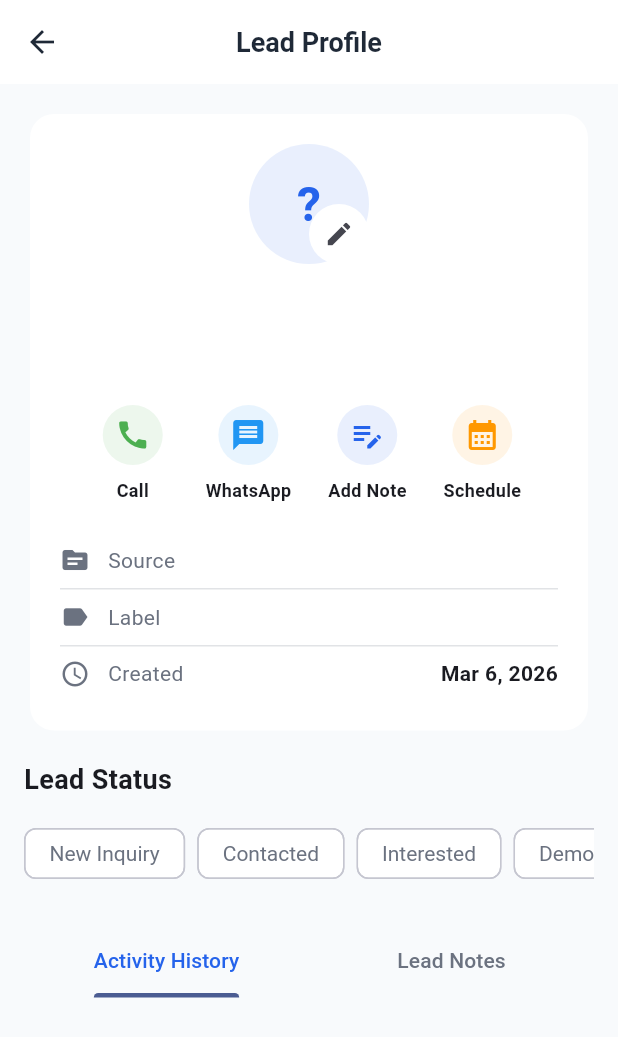
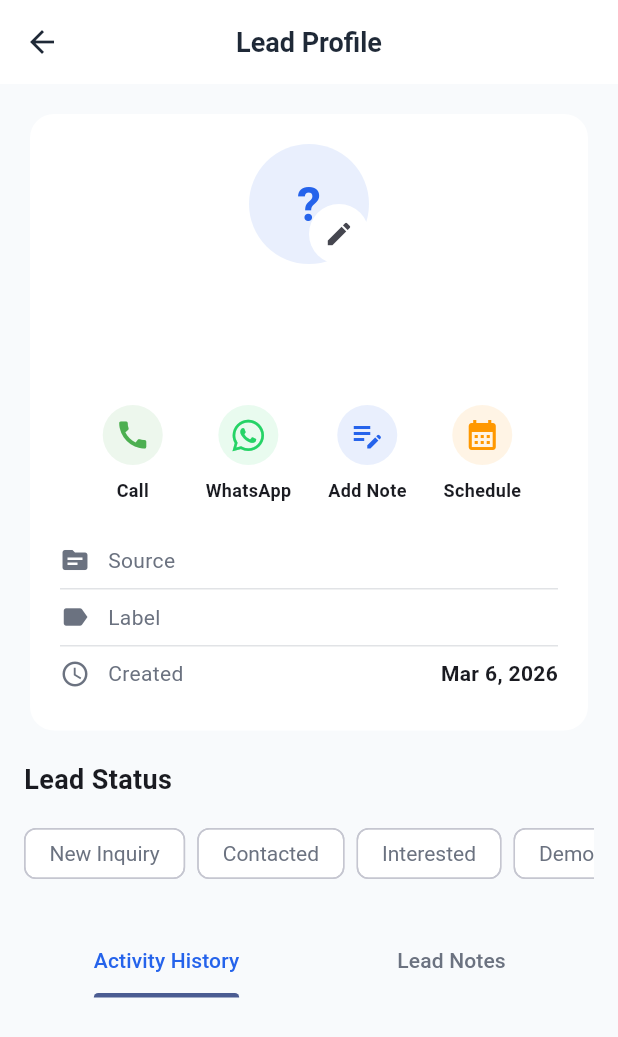
Before and after one commit to ShadaMaitexa/maitexa_crm_flutter, a Flutter app: the LeadProfileScreen screen opened directly with empty values, on a phone screen of 412 x 824 dp. Shown: the top 1037 px of the screen. Run offline on Flutter 3.47's test engine with Material 3 defaults, Android fonts, the phone set to English and light mode, and no system bars; our stand-ins replace cloud_firestore, firebase_core, firebase_messaging, fl_chart, font_awesome_flutter, geocoding and 4 more; missing offline and left inert: call_log, cloudinary; accounts and stored records are empty.

```diff
--- a/lib/screens/lead_profile_screen.dart
+++ b/lib/screens/lead_profile_screen.dart
@@ -8,6 +8,7 @@ import '../services/firebase_service.dart';
 import '../models/lead_model.dart';
 import '../models/note_model.dart';
 import '../models/activity_model.dart';
+import 'package:font_awesome_flutter/font_awesome_flutter.dart';
 import 'add_follow_up_screen.dart';
 
 class LeadProfileScreen extends StatefulWidget {
@@ -102,7 +103,7 @@ class _LeadProfileScreenState extends State<LeadProfileScreen> {
                 mainAxisAlignment: MainAxisAlignment.spaceEvenly,
                 children: [
                   _buildActionIcon(Icons.call, "Call", Colors.green, () => provider.launchCall(lead.phone)),
-                  _buildActionIcon(Icons.message, "WhatsApp", Colors.blue, () {
+                  _buildActionIcon(FontAwesomeIcons.whatsapp, "WhatsApp", const Color(0xFF25D366), () {
                     provider.launchWhatsApp(lead.phone);
                     provider.recordWhatsAppActivity(lead.id);
                   }),
--- a/pubspec.yaml
+++ b/pubspec.yaml
@@ -102,6 +102,7 @@ dependencies:
 
   # Firebase Cloud Messaging
   firebase_messaging: ^15.1.3
+  font_awesome_flutter: ^10.9.0
 
 dev_dependencies:
   flutter_test:
```
Also changed, not shown: lib/screens/todays_calls_screen.dart (+6 -2 lines), pubspec.lock.
